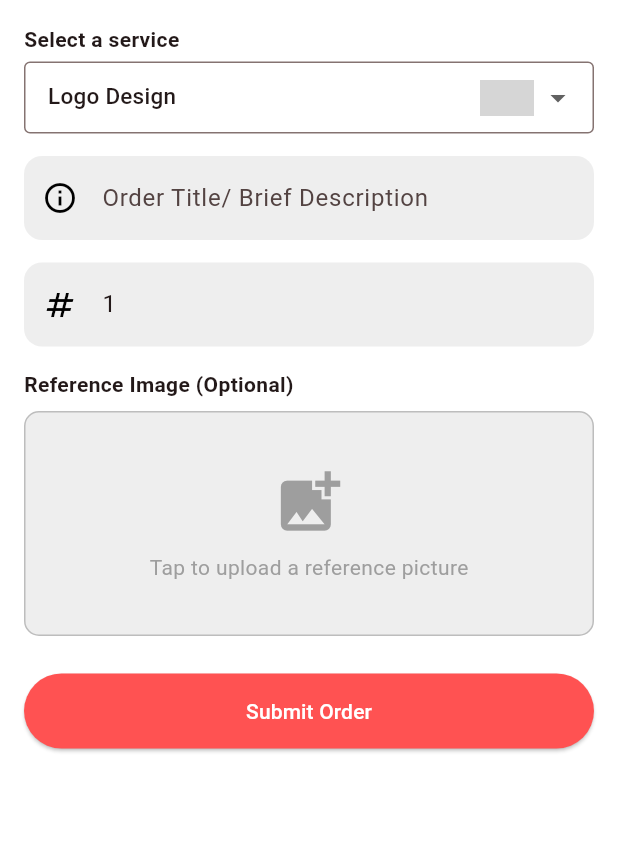
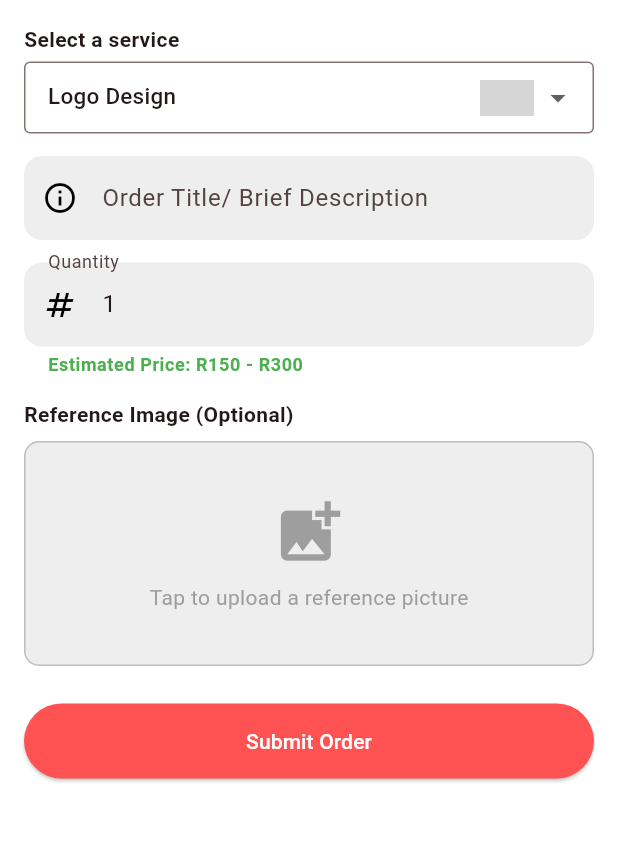
Before and after one commit to mahlatse211/Order-Management-System, a Flutter app: the NewOrderScreen screen opened directly, on a phone screen of 412 x 824 dp, the part 84-926 px from its top. Run offline on Flutter 3.47's test engine with Material 3 defaults, Android fonts, the phone set to English and light mode, and no system bars; our stand-ins replace image_picker, supabase_flutter; accounts and stored records are empty; network calls fail; grey boxes are pictures that could not be loaded.

Commit message:
order page

```diff
--- a/kgs/lib/models/order.dart
+++ b/kgs/lib/models/order.dart
@@ -24,3 +24,32 @@
 
 // })
 // }
+
+class Order {
+  final String id;
+  final String customerId;
+  final double totalAmount;
+  final String status;
+  final List<dynamic> items;
+  final DateTime createdAt;
+
+  Order({
+    required this.id,
+    required this.customerId,
+    required this.totalAmount,
+    required this.status,
+    required this.items,
+    required this.createdAt,
+  });
+
+  factory Order.fromMap(Map<String, dynamic> map) {
+    return Order(
+      id: map['id'].toString(),
+      customerId: map['customer_id'] ?? '',
+      totalAmount: (map['total_amount'] as num?)?.toDouble() ?? 0.0,
+      status: map['status'] ?? 'Pending',
+      items: map['items'] ?? [],
+      createdAt: DateTime.parse(map['created_at']),
+    );
+  }
+}
--- a/kgs/lib/screens/newOrder.dart
+++ b/kgs/lib/screens/newOrder.dart
@@ -96,7 +96,70 @@ class _NewOrderScreenState extends State<NewOrderScreen> {
     return 'R$minTotal - R$maxTotal';
   }
 
-  Future<void> _submitOrder() async {
+  // Future<void> _submitOrder() async {
+  //   setState(() => _isLoading = true);
+  //   try {
+  //     final user = Supabase.instance.client.auth.currentUser;
+
+  //     if (user == null) {
+  //       throw Exception("You must be logged in to place an order.");
+  //     }
+
+  //     // 1. Fetch Customer ID
+  //     final customerRecord = await Supabase.instance.client
+  //         .from('customers')
+  //         .select('id')
+  //         .eq('auth_id', user.id)
+  //         .single();
+
+  //     final int customerId = customerRecord['id'];
+
+  //     // 2. Upload Image to Supabase Storage (if one was selected)
+  //     String? uploadedImageUrl;
+
+  //     if (_selectedImage != null) {
+  //       final fileName = '${DateTime.now().millisecondsSinceEpoch}_${user.id}.jpg';
+
+  //       // Upload to 'order-references' bucket
+  //       await Supabase.instance.client.storage
+  //           .from('order-references')
+  //           .upload(fileName, _selectedImage!);
+
+  //       // Get the public URL
+  //       uploadedImageUrl = Supabase.instance.client.storage
+  //           .from('order-references')
+  //           .getPublicUrl(fileName);
+  //     }
+
+  //     // 3. Insert into Database
+  //     await Supabase.instance.client.from('orders').insert({
+  //       'customer_id': customerId,
+  //       'service_name': _selectedService,
+  //       'description': _titleController.text.trim(),
+  //       'quantity': int.tryParse(_qtyController.text) ?? 1,
+  //       // 'budget': double.tryParse(_budgetController.text.trim()) ?? 0.0,
+  //       'status': 'Pending',
+  //       // 'notes': _notesController.text.trim(),
+  //       // 'reference_image_url': uploadedImageUrl,
+  //     });
+
+  //     if (!mounted) return;
+  //     ScaffoldMessenger.of(context).showSnackBar(
+  //       const SnackBar(content: Text('Order submitted successfully!'), backgroundColor: Colors.green),
+  //     );
+  //     Navigator.pop(context);
+  //   } catch (e) {
+  //     if (!mounted) return;
+  //     ScaffoldMessenger.of(context).showSnackBar(
+  //       SnackBar(content: Text('Error: $e'), backgroundColor: Colors.red),
+  //     );
+  //   } finally {
+  //     if (mounted) setState(() => _isLoading = false);
+  //   }
+  // }
+
+  //Image See if it works
+Future<void> _submitOrder() async {
     setState(() => _isLoading = true);
     try {
       final user = Supabase.instance.client.auth.currentUser;
@@ -120,27 +183,25 @@ class _NewOrderScreenState extends State<NewOrderScreen> {
       if (_selectedImage != null) {
         final fileName = '${DateTime.now().millisecondsSinceEpoch}_${user.id}.jpg';
 
-        // Upload to 'order-references' bucket
+        // Upload to your 'KGS' bucket
         await Supabase.instance.client.storage
-            .from('order-references')
+            .from('KGS')
             .upload(fileName, _selectedImage!);
 
-        // Get the public URL
+        // Get the public URL from the 'KGS' bucket
         uploadedImageUrl = Supabase.instance.client.storage
-            .from('order-references')
+            .from('KGS')
             .getPublicUrl(fileName);
       }
 
-      // 3. Insert into Database
+      // 3. Insert into Database using your 'Images' column name
       await Supabase.instance.client.from('orders').insert({
         'customer_id': customerId,
         'service_name': _selectedService,
         'description': _titleController.text.trim(),
         'quantity': int.tryParse(_qtyController.text) ?? 1,
-        // 'budget': double.tryParse(_budgetController.text.trim()) ?? 0.0,
         'status': 'Pending',
-        // 'notes': _notesController.text.trim(),
-        // 'reference_image_url': uploadedImageUrl,
+        'Images': uploadedImageUrl, // <--- Updated to match your exact column name
       });
 
       if (!mounted) return;
@@ -157,7 +218,7 @@ class _NewOrderScreenState extends State<NewOrderScreen> {
       if (mounted) setState(() => _isLoading = false);
     }
   }
-
+//STOP
   Future<void> signOut() async {
     await Supabase.instance.client.auth.signOut();
     if (mounted) {
@@ -301,6 +362,11 @@ class _NewOrderScreenState extends State<NewOrderScreen> {
                   keyboardType: TextInputType.number,
                   inputFormatters: [FilteringTextInputFormatter.digitsOnly],
                   decoration: InputDecoration(
+                    labelText: 'Quantity',
+              helperText: 'Estimated Price: $_estimatedPrice',
+               helperStyle: const TextStyle(color: Colors.green, fontWeight: FontWeight.bold),
+
+
                     prefixIcon: const Icon(Icons.numbers, color: Colors.black),
                     hintText: 'Quantity',
                     filled: true,
@@ -310,6 +376,9 @@ class _NewOrderScreenState extends State<NewOrderScreen> {
                       borderSide: BorderSide.none,
                     ),
                   ),
+                   onChanged: (value) {
+              setState(() {});
+            },
                 ),
                 const SizedBox(height: 15),
 
```
Also changed, not shown: kgs/lib/screens/ordersScreen.dart (+9 -0 lines), kgs/lib/screens/viewOrder.dart (added, +167 -0 lines).
